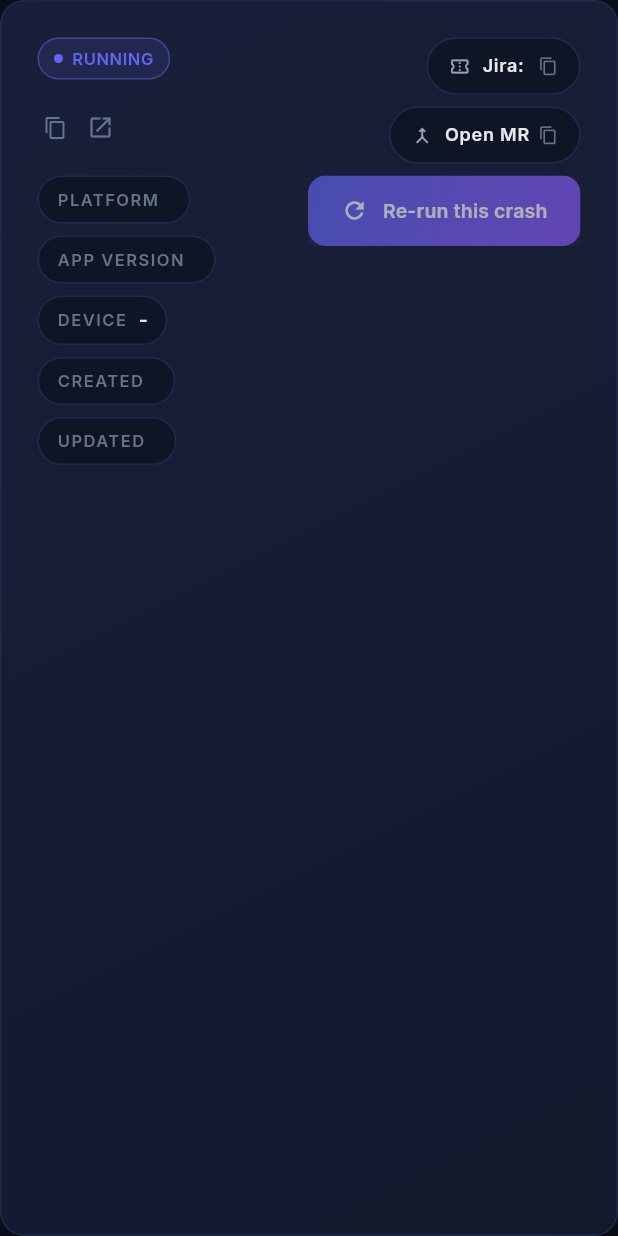
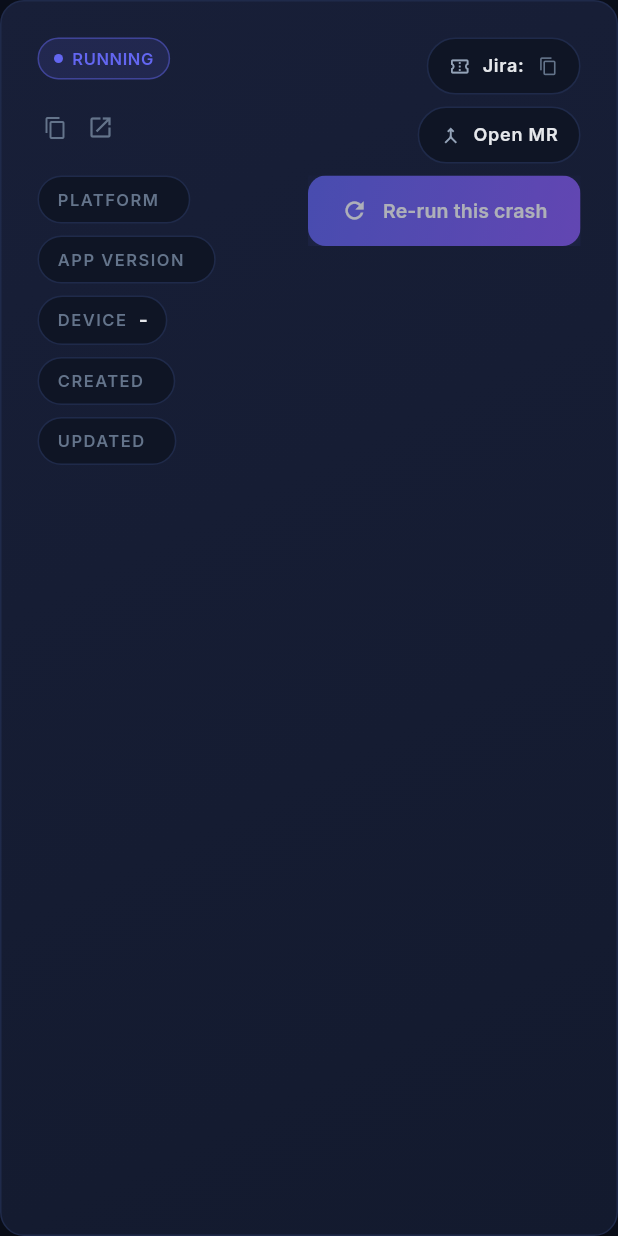
Before and after one commit to HaniMohamed/AI-CrashFix, a Flutter app: the _Header widget shown alone on an empty page, opened directly with empty values, on a phone screen of 412 x 824 dp. Run offline on Flutter 3.47's test engine with Material 3 defaults, Android fonts, the phone set to English and light mode, and no system bars; our stand-ins replace animated_flip_counter, fl_chart, flutter_animate, flutter_riverpod, go_router, google_fonts and 2 more; missing offline and left inert: fetch_client; accounts and stored records are empty; network calls fail.

Commit message:
Update _ExternalChip to conditionally display copy icon based on withCopy parameter
This commit modifies the _ExternalChip widget to include a new boolean parameter, withCopy, which controls the visibility of the copy icon. By default, withCopy is set to true, maintaining previous behavior, while allowing for flexibility in cases where the copy functionality is not needed. This change enhances the customization options for the _ExternalChip component.

```diff
--- a/frontend/lib/features/crashes/crash_detail_page.dart
+++ b/frontend/lib/features/crashes/crash_detail_page.dart
@@ -382,6 +382,7 @@ class _Header extends ConsumerWidget {
               ],
               if (c.prUrl != null) ...[
                 _ExternalChip(
+                  withCopy: false,
                   icon: Icons.merge_outlined,
                   label: 'Open MR',
                   onTap: () async {
@@ -451,7 +452,8 @@ class _ExternalChip extends StatelessWidget {
   final IconData icon;
   final String label;
   final VoidCallback? onTap;
-  const _ExternalChip({required this.icon, required this.label, this.onTap});
+  final bool withCopy;
+  const _ExternalChip({required this.icon, required this.label, this.onTap, this.withCopy = true});
 
   @override
   Widget build(BuildContext context) {
@@ -475,8 +477,10 @@ class _ExternalChip extends StatelessWidget {
               label,
               style: Theme.of(context).textTheme.labelMedium?.copyWith(color: palette.text),
             ),
-            const SizedBox(width: 6),
-            Icon(Icons.copy, size: 13, color: palette.textMuted),
+            if (withCopy) ...[
+              const SizedBox(width: 6),
+              Icon(Icons.copy, size: 13, color: palette.textMuted),
+            ],
           ],
         ),
       ),
```
